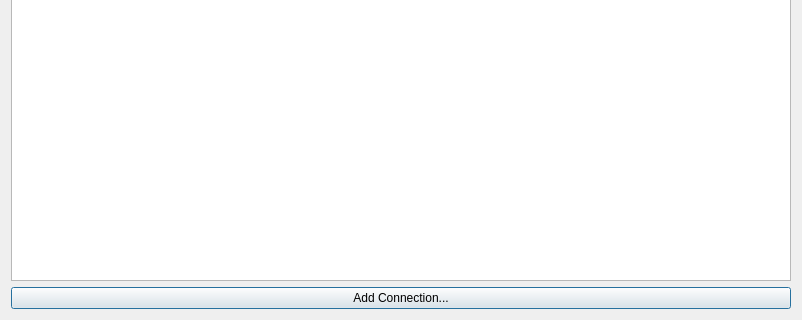
amartin755/sshTunnelGui, file src/mainDialog.ui: the form before one commit; both pictures show x 0 to 802 and y 156 to 476 of the 802 by 476 pixel window.
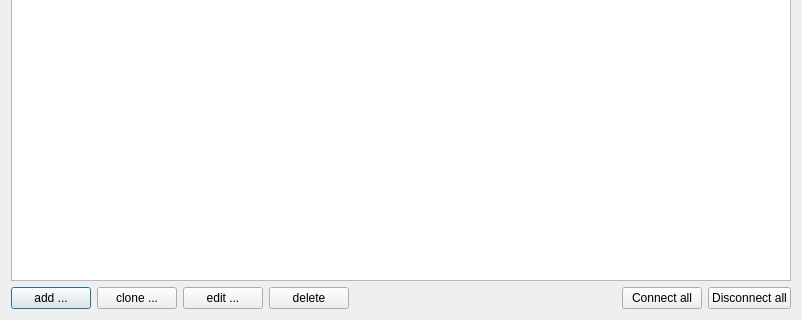
The form after the commit. Icons and pictures are not drawn.

```diff
--- a/src/mainDialog.ui
+++ b/src/mainDialog.ui
@@ -70,11 +70,63 @@
     </widget>
    </item>
    <item>
-    <widget class="QPushButton" name="btnAdd">
-     <property name="text">
-      <string>Add Connection...</string>
-     </property>
-    </widget>
+    <layout class="QHBoxLayout" name="horizontalLayout_4">
+     <item>
+      <widget class="QPushButton" name="btnAdd">
+       <property name="text">
+        <string>add ...</string>
+       </property>
+      </widget>
+     </item>
+     <item>
+      <widget class="QPushButton" name="btnClone">
+       <property name="text">
+        <string>clone ...</string>
+       </property>
+      </widget>
+     </item>
+     <item>
+      <widget class="QPushButton" name="btnEdit">
+       <property name="text">
+        <string>edit ...</string>
+       </property>
+      </widget>
+     </item>
+     <item>
+      <widget class="QPushButton" name="btnDelete">
+       <property name="text">
+        <string>delete</string>
+       </property>
+      </widget>
+     </item>
+     <item>
+      <spacer name="horizontalSpacer">
+       <property name="orientation">
+        <enum>Qt::Orientation::Horizontal</enum>
+       </property>
+       <property name="sizeHint" stdset="0">
+        <size>
+         <width>40</width>
+         <height>20</height>
+        </size>
+       </property>
+      </spacer>
+     </item>
+     <item>
+      <widget class="QPushButton" name="btnConnect">
+       <property name="text">
+        <string>Connect all</string>
+       </property>
+      </widget>
+     </item>
+     <item>
+      <widget class="QPushButton" name="btnDisconnect">
+       <property name="text">
+        <string>Disconnect all</string>
+       </property>
+      </widget>
+     </item>
+    </layout>
    </item>
   </layout>
  </widget>
```
